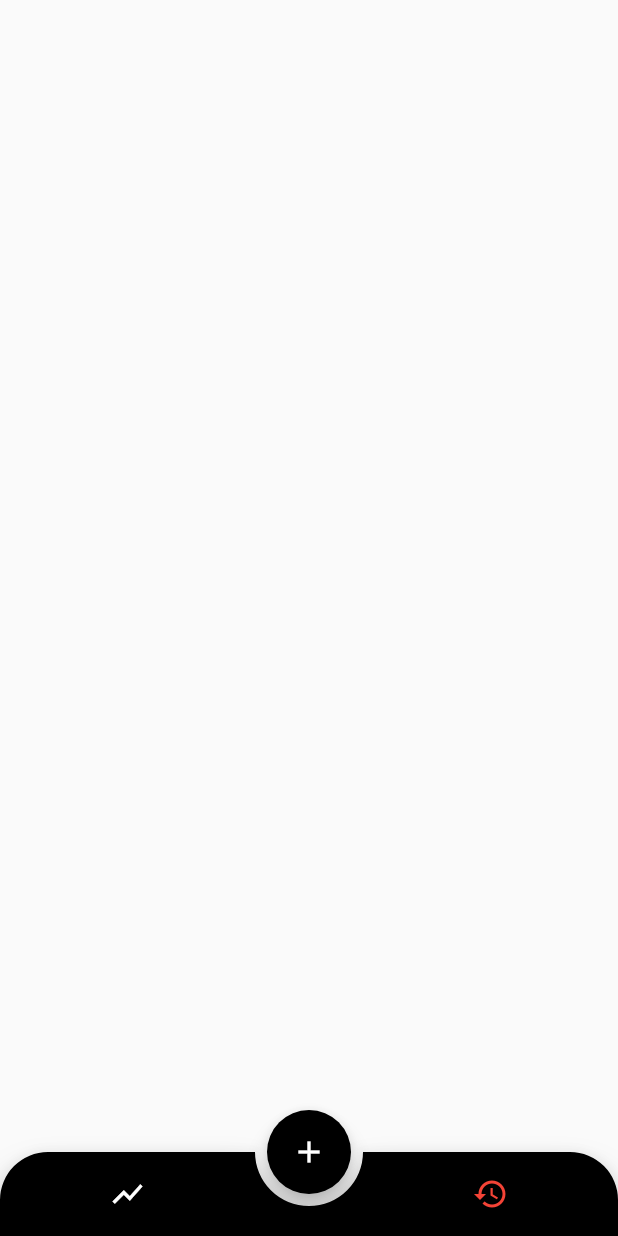
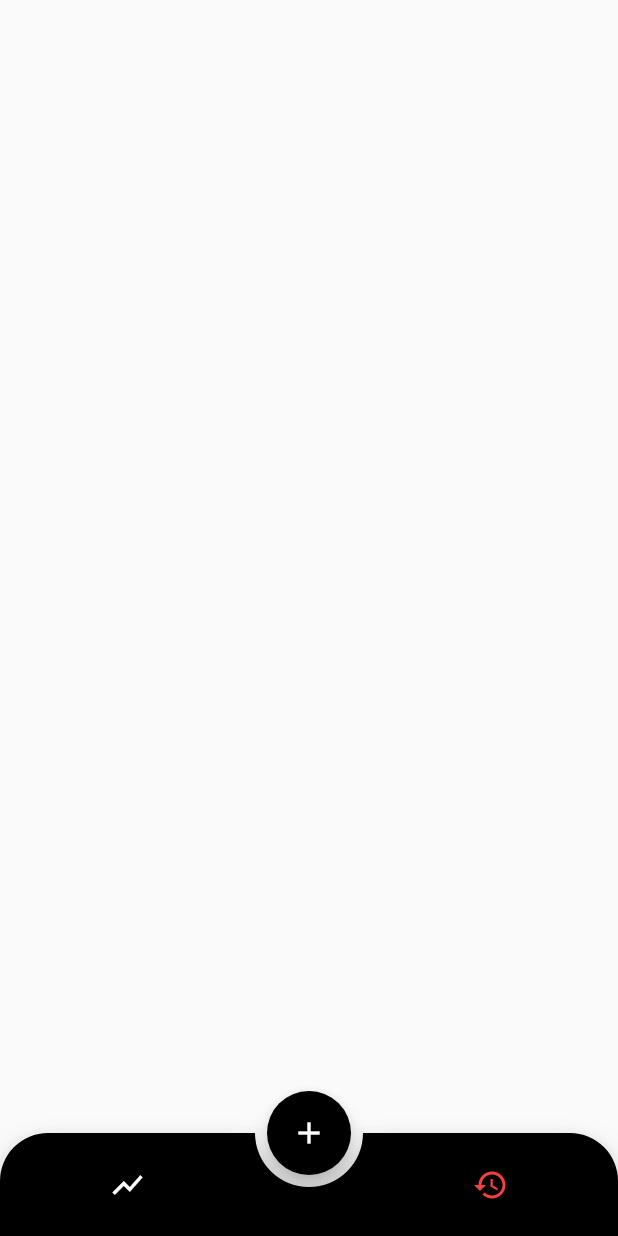
Before and after one commit to jwill4455/Flutter-with-Getx, a Flutter app: the screen it shows after launch, on a phone screen of 412 x 824 dp. Run offline on Flutter 3.47's test engine with Material 2 defaults, Android fonts, the phone set to English and light mode, and no system bars; drawn by our look-alikes of animated_bottom_navigation_bar; our stand-ins replace get.

Commit message:
Add height for bottom nav

```diff
--- a/lib/home.dart
+++ b/lib/home.dart
@@ -1,5 +1,6 @@
 import 'package:flutter/material.dart';
 import 'package:animated_bottom_navigation_bar/animated_bottom_navigation_bar.dart';
+import 'package:get/get.dart';
 
 
 class MyHomePage extends StatefulWidget {
@@ -21,6 +22,7 @@ class _MyHomePageState extends State<MyHomePage> {
       ),
       floatingActionButtonLocation: FloatingActionButtonLocation.centerDocked,
       bottomNavigationBar: AnimatedBottomNavigationBar(
+        height: Get.height/12,
         activeColor: Colors.white,
         inactiveColor: Colors.red,
         backgroundColor: Colors.black,
```
